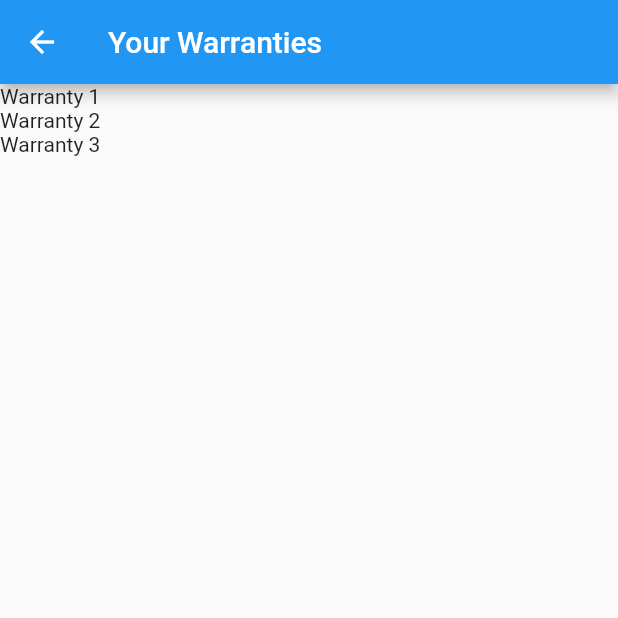
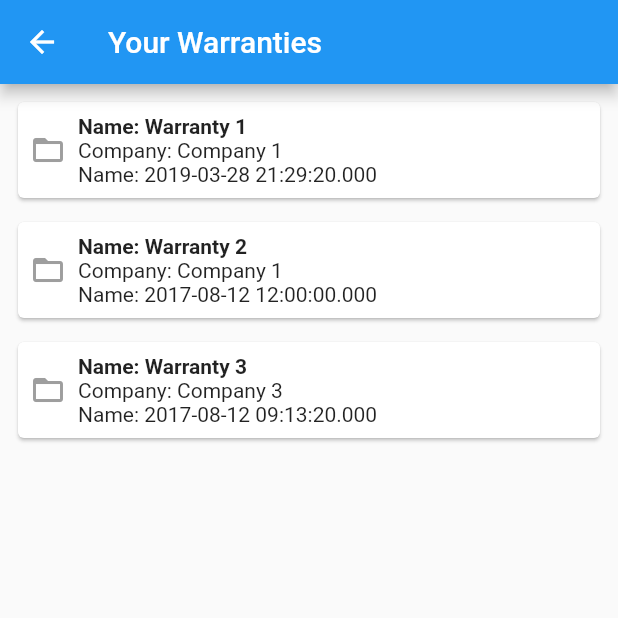
Before and after one commit to Vanethos/warranty_app_example, a Flutter app: the HomePage screen opened by its route, on a phone screen of 412 x 824 dp, the top half of it. Run offline on Flutter 3.47's test engine with Material 2 defaults, Android fonts, the phone set to English and light mode, and no system bars.

Commit message:
Changed the Text for a Card Widget to show all information for the warranty

```diff
--- a/lib/ui/home/home_page.dart
+++ b/lib/ui/home/home_page.dart
@@ -35,6 +35,27 @@ class _WarrantyItem extends StatelessWidget {
 
   @override
   Widget build(BuildContext context) {
-    return Text(warranty.name);
+    return Container(
+      margin: EdgeInsets.only(left: 8, right: 8, top: 8),
+      child: Card(
+        child: Container(
+          margin: EdgeInsets.all(8),
+          child: Row(
+            children: <Widget>[
+              Icon(Icons.folder_open, color: Colors.grey,),
+              SizedBox(width: 8,),
+              Column(
+                crossAxisAlignment: CrossAxisAlignment.start,
+                children: <Widget>[
+                  Text("Name: ${warranty.name}", style: TextStyle(fontWeight: FontWeight.bold)),
+                  Text("Company: ${warranty.company}"),
+                  Text("Name: ${DateTime.fromMillisecondsSinceEpoch(warranty.date*1000)}"),
+                ],
+              )
+            ],
+          ),
+        ),
+      ),
+    );
   }
 }
```
